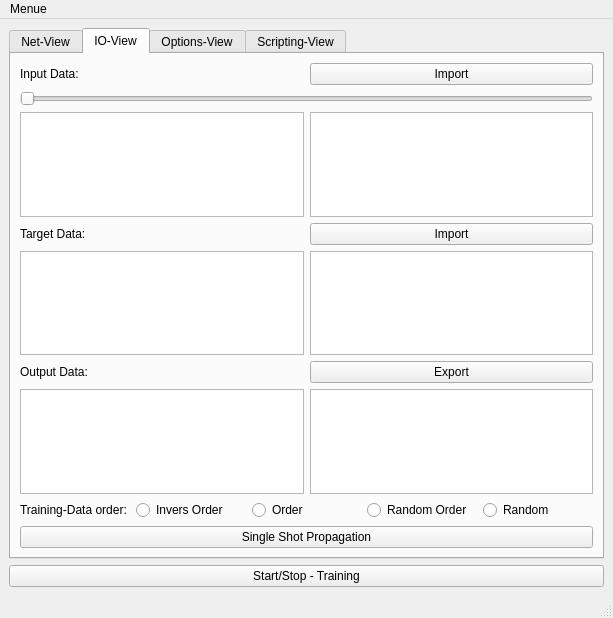
SebastianSchwank/GLANN, file KNN(StraightForward)/mainwindow.ui: the form before one commit.
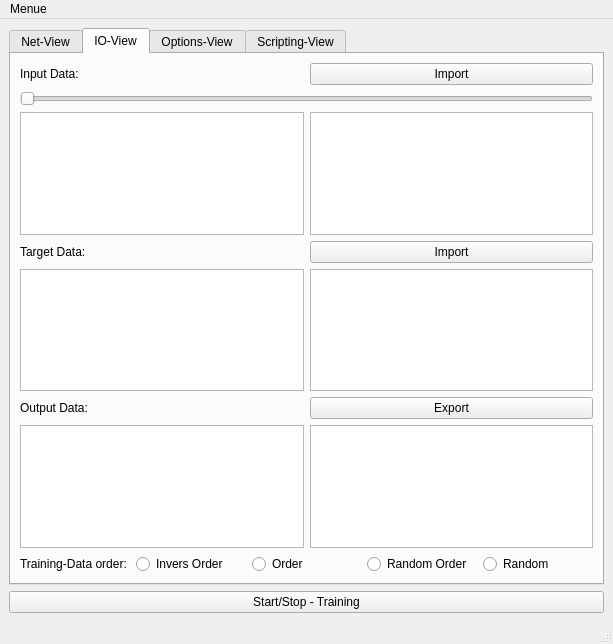
The form after the commit.

Patch:
```diff
--- a/KNN(StraightForward)/mainwindow.ui
+++ b/KNN(StraightForward)/mainwindow.ui
@@ -7,7 +7,7 @@
     <x>0</x>
     <y>0</y>
     <width>613</width>
-    <height>618</height>
+    <height>644</height>
    </rect>
   </property>
   <property name="windowTitle">
@@ -259,13 +259,6 @@
           </item>
          </layout>
         </item>
-        <item>
-         <widget class="QPushButton" name="pushButton_singleShot">
-          <property name="text">
-           <string>Single Shot Propagation</string>
-          </property>
-         </widget>
-        </item>
        </layout>
       </widget>
       <widget class="QWidget" name="tab_2">
```
Left out of the diff: 2 changed lines with no effect on the pictures.
